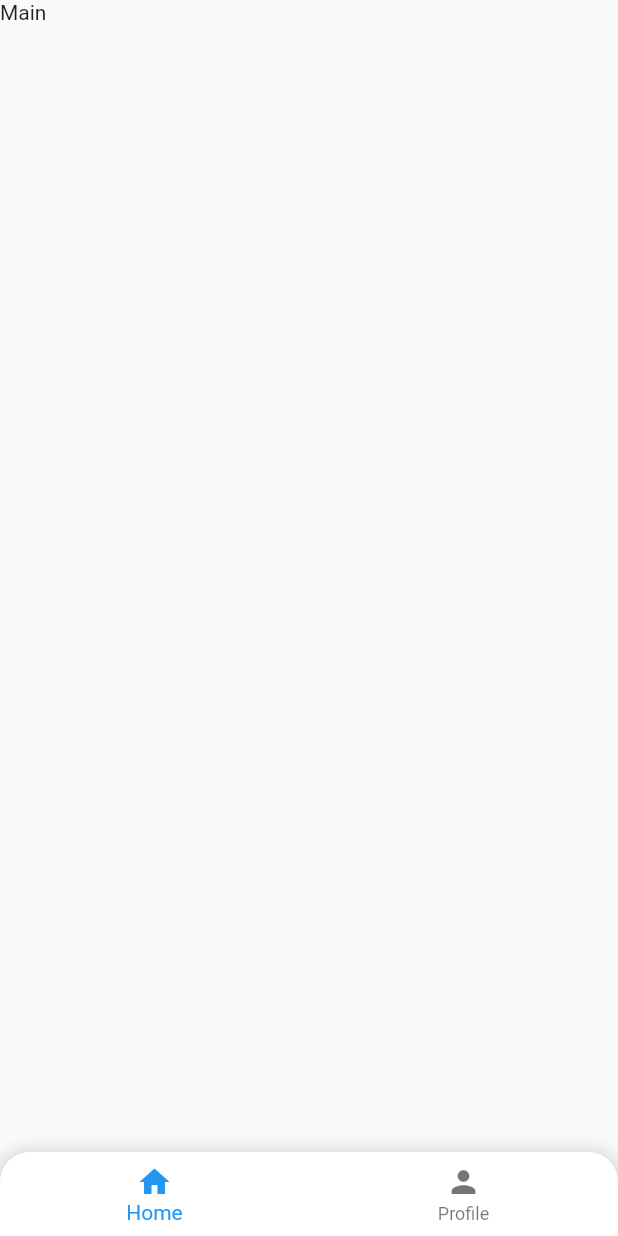
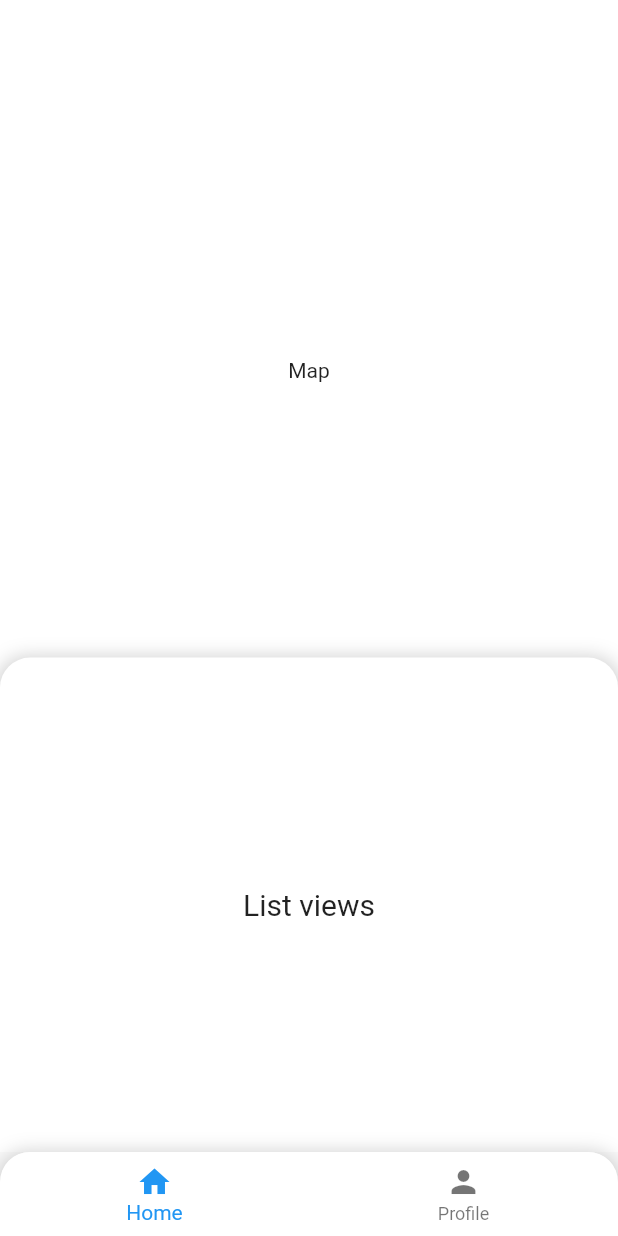
Before and after one commit to Gurung-Manish/afno-app, a Flutter app: the screen it shows after launch, on a phone screen of 412 x 824 dp. Run offline on Flutter 3.47's test engine with Material 2 defaults, Android fonts, the phone set to English and light mode, and no system bars; our stand-ins replace bloc, flutter_bloc, freezed_annotation, go_router, url_strategy.

Commit message:
dashboard layouts

```diff
--- a/lib/features/dashboard/presentation/pages/dashboard_page.dart
+++ b/lib/features/dashboard/presentation/pages/dashboard_page.dart
@@ -1,3 +1,4 @@
+import 'package:afno_app/features/dashboard/presentation/widgets/bottom_dashboard_view.dart';
 import 'package:flutter/material.dart';
 
 class DashboardPage extends StatefulWidget {
@@ -11,7 +12,31 @@ class _DashboardPageState extends State<DashboardPage> {
   @override
   Widget build(BuildContext context) {
     return Scaffold(
-      body: SafeArea(child: Text("Main")),
+      body: SafeArea(
+        child: Column(
+          children: [
+            Expanded(
+              child: Stack(
+                children: [
+                  Container(
+                    color: Colors.white,
+                    height: MediaQuery.of(context).size.height * 0.6,
+                    child: const Center(
+                      child: Text("Map"),
+                    ),
+                  ),
+                  const Positioned(
+                    bottom: 0,
+                    left: 0,
+                    right: 0,
+                    child: BottomDashboardView(),
+                  ),
+                ],
+              ),
+            ),
+          ],
+        ),
+      ),
     );
   }
 }
--- /dev/null
+++ b/lib/features/dashboard/presentation/widgets/bottom_dashboard_view.dart
@@ -0,0 +1,38 @@
+import 'package:flutter/material.dart';
+
+class BottomDashboardView extends StatelessWidget {
+  const BottomDashboardView({
+    super.key,
+  });
+
+  @override
+  Widget build(BuildContext context) {
+    return Container(
+      constraints: const BoxConstraints(
+        minHeight: 200,
+      ),
+      height: MediaQuery.of(context).size.height * 0.4,
+      decoration: BoxDecoration(
+        boxShadow: [
+          BoxShadow(
+            color: Colors.grey.withOpacity(0.5),
+            spreadRadius: 2,
+            blurRadius: 10,
+            offset: const Offset(0, 2),
+          ),
+        ],
+        color: Colors.white,
+        borderRadius: const BorderRadius.only(
+          topLeft: Radius.circular(20.0),
+          topRight: Radius.circular(20.0),
+        ),
+      ),
+      child: const Center(
+        child: Text(
+          'List views',
+          style: TextStyle(fontSize: 20),
+        ),
+      ),
+    );
+  }
+}
```
